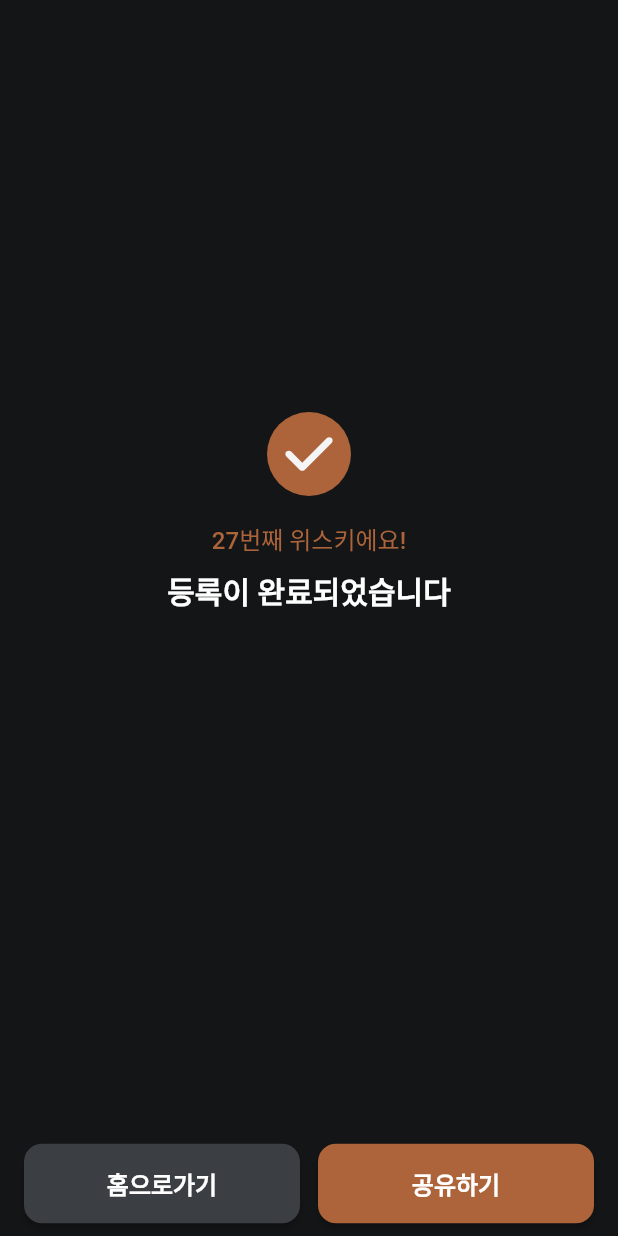
After one commit to earning-rightly/whilabel, a Flutter app: the SuccessfulUploadPostPage screen opened directly, on a phone screen of 412 x 824 dp. The commit adds this screen. Run offline on Flutter 3.47's test engine with Material 2 defaults, Android fonts, the phone set to English and light mode, and no system bars; our stand-ins replace cloud_firestore, dartx, firebase_auth, firebase_core, firebase_storage, flutter_dotenv and 12 more; missing offline and left inert: cloud_firestore_odm, kakao_flutter_sdk_user, photo_gallery, popup_banner; accounts and stored records are empty; generated files the repository leaves out were written again; Roboto replaces fonts that are missing (Pretendard); project files that could hold a hidden picture were left out.

Commit message:
[feature] Add SuccessfulUploadPostPage()

```diff
--- a/apps/mobiles/whilabel/lib/screens/_constants/path/svg_icon_paths.dart
+++ b/apps/mobiles/whilabel/lib/screens/_constants/path/svg_icon_paths.dart
@@ -12,6 +12,7 @@ class SvgIconPath {
   static String close = "assets/icon/close.svg";
   static String notification = "assets/icon/notification.svg";
   static String notificationNew = "assets/icon/notification_new.svg";
+  static String checkBold = "assets/icon/_check/check_Bold.svg";
 
   static String downLoad = "assets/icon/download.svg";
   static String list = "assets/icon/list.svg";
--- /dev/null
+++ b/apps/mobiles/whilabel/lib/screens/_global/functions/button_style.dart
@@ -0,0 +1,13 @@
+import 'package:flutter/material.dart';
+import 'package:whilabel/screens/_constants/whilabel_design_setting.dart';
+
+ButtonStyle createBasicButtonStyle(Color color,
+    {Size buttonSize = Size.infinite}) {
+  return ElevatedButton.styleFrom(
+    backgroundColor: color,
+    fixedSize: buttonSize,
+    shape: RoundedRectangleBorder(
+      borderRadius: BorderRadius.all(Radius.circular(WhilabelRadius.radius12)),
+    ),
+  );
+}
--- /dev/null
+++ b/apps/mobiles/whilabel/lib/screens/whisky_critique/pages/successful_upload_post_page.dart
@@ -0,0 +1,105 @@
+import 'package:flutter/material.dart';
+import 'package:flutter_svg/svg.dart';
+import 'package:whilabel/screens/_constants/colors_manager.dart';
+import 'package:whilabel/screens/_constants/path/svg_icon_paths.dart';
+import 'package:whilabel/screens/_constants/routes_manager.dart';
+import 'package:whilabel/screens/_constants/text_styles_manager.dart';
+import 'package:whilabel/screens/_constants/whilabel_design_setting.dart';
+import 'package:whilabel/screens/_global/functions/button_style.dart';
+
+class SuccessfulUploadPostPage extends StatelessWidget {
+  const SuccessfulUploadPostPage({super.key});
+
+  @override
+  Widget build(BuildContext context) {
+    return Scaffold(
+      body: SafeArea(
+          child: Stack(
+        children: [
+          Positioned(
+            top: MediaQuery.of(context).size.height / 3,
+            left: 0,
+            right: 0,
+            child: Column(
+              crossAxisAlignment: CrossAxisAlignment.center,
+              children: [
+                Container(
+                  padding: EdgeInsets.all(10),
+                  width: 56.0,
+                  height: 56.0,
+                  decoration: BoxDecoration(
+                    color: ColorsManager.brown100,
+                    shape: BoxShape.circle,
+                  ),
+                  child: SvgPicture.asset(SvgIconPath.checkBold),
+                ),
+                SizedBox(height: WhilabelSpacing.spac16),
+                Text(
+                  "27번째 위스키에요!",
+                  style: TextStylesManager()
+                      .createHadColorTextStyle("M16", ColorsManager.brown100),
+                ),
+                SizedBox(height: WhilabelSpacing.spac8),
+                Text("등록이 완료되었습니다", style: TextStylesManager.bold20),
+              ],
+            ),
+          ),
+          Positioned(
+              bottom: 0,
+              child: Container(
+                // alignment: ,
+
+                width: MediaQuery.of(context).size.width,
+                height: 70,
+                padding:
+                    const EdgeInsets.symmetric(horizontal: 16, vertical: 8),
+                child: Row(
+                  crossAxisAlignment: CrossAxisAlignment.center,
+                  children: [
+                    Expanded(
+                      flex: 1,
+                      child: SizedBox(
+                        child: ElevatedButton(
+                          onPressed: () {
+                            Navigator.pushNamedAndRemoveUntil(
+                              context,
+                              Routes.rootRoute,
+                              (route) => false,
+                            );
+                          },
+                          child: Text(
+                            "홈으로가기",
+                            style: TextStylesManager.bold16,
+                          ),
+                          style: createBasicButtonStyle(
+                            ColorsManager.black300,
+                            buttonSize: Size(120, 53),
+                          ),
+                        ),
+                      ),
+                    ),
+                    SizedBox(width: WhilabelSpacing.spac12),
+                    Expanded(
+                      flex: 1,
+                      child: SizedBox(
+                        child: ElevatedButton(
+                          onPressed: () {},
+                          child: Text(
+                            "공유하기",
+                            style: TextStylesManager.bold16,
+                          ),
+                          style: createBasicButtonStyle(
+                            ColorsManager.brown100,
+                            buttonSize: Size(120, 53),
+                          ),
+                        ),
+                      ),
+                    )
+                  ],
+                ),
+              ))
+        ],
+      )),
+    );
+  }
+}
```
